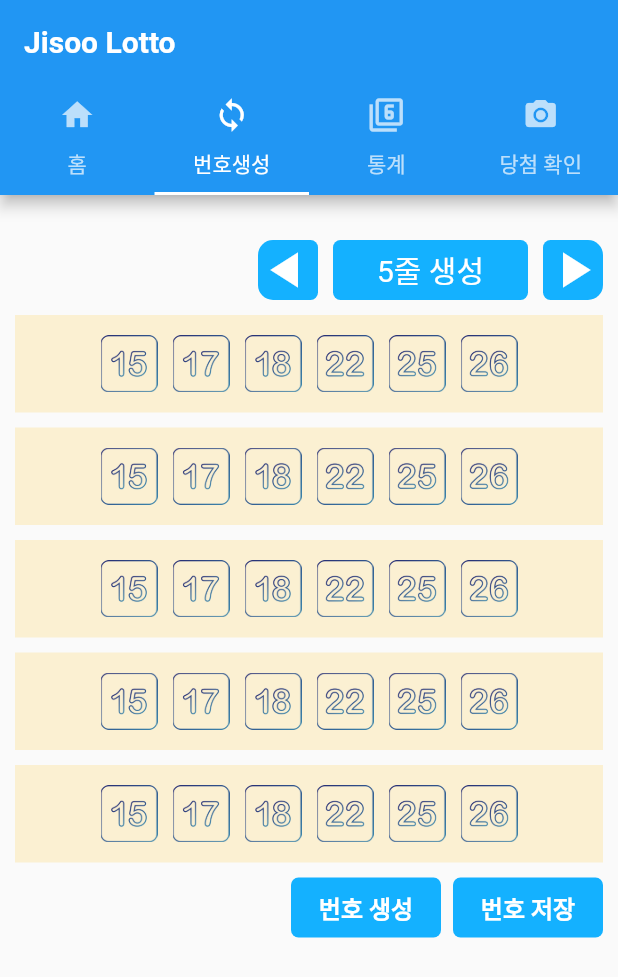
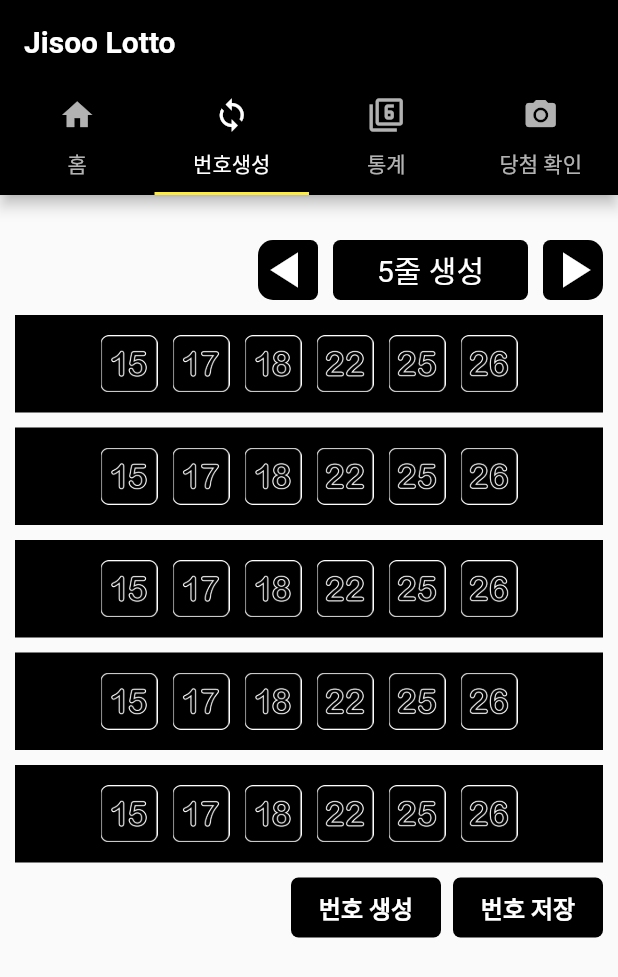
Before and after one commit to jisoo94/flutter_lotto, a Flutter app: the screen it shows after launch, tab 2 chosen, on a phone screen of 412 x 824 dp. Shown: the top 977 px of the screen. Run offline on Flutter 3.47's test engine with Material 2 defaults, Android fonts, the light colour scheme and no system bars; our stand-ins replace hexcolor, image_picker; missing offline and left inert: qr_code_scanner; network calls fail.

Commit message:
black & white

```diff
--- a/lotto/lib/generate_page.dart
+++ b/lotto/lib/generate_page.dart
@@ -72,7 +72,7 @@ class _GeneratePageState extends State<GeneratePage> {
                   },
                   child: Container(
                     decoration: BoxDecoration(
-                      color: HexColor('#14B1FF'),
+                      color: HexColor('#000000'),
                       borderRadius: const BorderRadius.only(
                         topLeft: Radius.circular(10.0),
                         bottomLeft: Radius.circular(10.0),
@@ -97,7 +97,7 @@ class _GeneratePageState extends State<GeneratePage> {
                   onTap: lottoNumberGenerate,
                   child: Container(
                     decoration: BoxDecoration(
-                      color: HexColor('#14B1FF'),
+                      color: HexColor('#000000'),
                       borderRadius: BorderRadius.circular(5),
                     ),
                     alignment: Alignment.center,
@@ -130,7 +130,7 @@ class _GeneratePageState extends State<GeneratePage> {
                   },
                   child: Container(
                     decoration: BoxDecoration(
-                        color: HexColor('#14B1FF'),
+                        color: HexColor('#000000'),
                         borderRadius: const BorderRadius.only(
                           topRight: Radius.circular(10.0),
                           bottomRight: Radius.circular(10.0),
@@ -152,7 +152,7 @@ class _GeneratePageState extends State<GeneratePage> {
             Container(
               width: screenWidth,
               height: 65.0,
-              color: HexColor('#FFBB00').withOpacity(0.16),
+              color: HexColor('#000000'),
               child: Padding(
                 padding: const EdgeInsets.all(5.0),
                 child: generateLottoImage(0, isActivated[0], screenWidth, 65.0),
@@ -162,7 +162,7 @@ class _GeneratePageState extends State<GeneratePage> {
             Container(
               width: screenWidth,
               height: 65.0,
-              color: HexColor('#FFBB00').withOpacity(0.16),
+              color: HexColor('#000000'),
               child: Padding(
                 padding: const EdgeInsets.all(5.0),
                 child: generateLottoImage(1, isActivated[1], screenWidth, 65.0),
@@ -172,7 +172,7 @@ class _GeneratePageState extends State<GeneratePage> {
             Container(
               width: screenWidth,
               height: 65.0,
-              color: HexColor('#FFBB00').withOpacity(0.16),
+              color: HexColor('#000000'),
               child: Padding(
                 padding: const EdgeInsets.all(5.0),
                 child: generateLottoImage(2, isActivated[2], screenWidth, 65.0),
@@ -182,7 +182,7 @@ class _GeneratePageState extends State<GeneratePage> {
             Container(
               width: screenWidth,
               height: 65.0,
-              color: HexColor('#FFBB00').withOpacity(0.16),
+              color: HexColor('#000000'),
               child: Padding(
                 padding: const EdgeInsets.all(5.0),
                 child: generateLottoImage(3, isActivated[3], screenWidth, 65.0),
@@ -192,7 +192,7 @@ class _GeneratePageState extends State<GeneratePage> {
             Container(
               width: screenWidth,
               height: 65.0,
-              color: HexColor('#FFBB00').withOpacity(0.16),
+              color: HexColor('#000000'),
               child: Padding(
                 padding: const EdgeInsets.all(5.0),
                 child: generateLottoImage(4, isActivated[4], screenWidth, 65.0),
@@ -206,7 +206,7 @@ class _GeneratePageState extends State<GeneratePage> {
                   onTap: lottoNumberGenerate,
                   child: Container(
                     decoration: BoxDecoration(
-                        color: HexColor('#14B1FF'),
+                        color: HexColor('#000000'),
                         borderRadius: BorderRadius.circular(5)),
                     alignment: const Alignment(0.0, 0.0),
                     width: 100,
@@ -223,7 +223,7 @@ class _GeneratePageState extends State<GeneratePage> {
                 const Padding(padding: EdgeInsets.all(4.0)),
                 Container(
                   decoration: BoxDecoration(
-                    color: HexColor('#14B1FF'),
+                    color: HexColor('#000000'),
                     borderRadius: BorderRadius.circular(5),
                   ),
                   alignment: const Alignment(0.0, 0.0),
@@ -269,23 +269,41 @@ class _GeneratePageState extends State<GeneratePage> {
         child: Row(
           mainAxisAlignment: MainAxisAlignment.center,
           children: [
-            Image.asset('assets/image/${randworld[row][0]}.png',
-                width: 38, height: 38),
+            Image.asset(
+                color: HexColor('#FFFFFF'),
+                'assets/image/${randworld[row][0]}.png',
+                width: 38,
+                height: 38),
             const Padding(padding: EdgeInsets.all(5.0)),
-            Image.asset('assets/image/${randworld[row][1]}.png',
-                width: 38, height: 38),
+            Image.asset(
+                color: HexColor('#FFFFFF'),
+                'assets/image/${randworld[row][1]}.png',
+                width: 38,
+                height: 38),
             const Padding(padding: EdgeInsets.all(5.0)),
-            Image.asset('assets/image/${randworld[row][2]}.png',
-                width: 38, height: 38),
+            Image.asset(
+                color: HexColor('#FFFFFF'),
+                'assets/image/${randworld[row][2]}.png',
+                width: 38,
+                height: 38),
             const Padding(padding: EdgeInsets.all(5.0)),
-            Image.asset('assets/image/${randworld[row][3]}.png',
-                width: 38, height: 38),
+            Image.asset(
+                color: HexColor('#FFFFFF'),
+                'assets/image/${randworld[row][3]}.png',
+                width: 38,
+                height: 38),
             const Padding(padding: EdgeInsets.all(5.0)),
-            Image.asset('assets/image/${randworld[row][4]}.png',
-                width: 38, height: 38),
+            Image.asset(
+                color: HexColor('#FFFFFF'),
+                'assets/image/${randworld[row][4]}.png',
+                width: 38,
+                height: 38),
             const Padding(padding: EdgeInsets.all(5.0)),
-            Image.asset('assets/image/${randworld[row][5]}.png',
-                width: 38, height: 38),
+            Image.asset(
+                color: HexColor('#FFFFFF'),
+                'assets/image/${randworld[row][5]}.png',
+                width: 38,
+                height: 38),
           ],
         ),
       );
--- a/lotto/lib/home_page.dart
+++ b/lotto/lib/home_page.dart
@@ -1,6 +1,7 @@
 import 'dart:convert';
 
 import 'package:flutter/material.dart';
+import 'package:hexcolor/hexcolor.dart';
 import 'package:http/http.dart' as http;
 import 'package:url_launcher/url_launcher.dart';
 
@@ -80,12 +81,14 @@ class _HomePageState extends State<HomePage> {
   @override
   Widget build(BuildContext context) {
     return Scaffold(
-      body: Center(
+      body: Container(
+        color: HexColor('#FFFFFF'),
+        child: Center(
           child: SizedBox(
             height: 600,
             width: 350,
             child: Card(
-            color: const Color.fromARGB(255, 237, 247, 255),
+              color: HexColor('#000000'),
               shape: RoundedRectangleBorder(
                 borderRadius: BorderRadius.circular(16.0),
               ),
@@ -94,10 +97,12 @@ class _HomePageState extends State<HomePage> {
                 child: Column(
                     mainAxisAlignment: MainAxisAlignment.center,
                     children: [
-                    const Text(
+                      Text(
                         "이번주 로또 번호\n",
-                      style:
-                          TextStyle(fontSize: 20, fontWeight: FontWeight.bold),
+                        style: TextStyle(
+                            fontSize: 20,
+                            fontWeight: FontWeight.bold,
+                            color: HexColor('#FFFFFF')),
                       ),
                       FutureBuilder<Post>(
                         future: latest_number,
@@ -107,42 +112,52 @@ class _HomePageState extends State<HomePage> {
                               mainAxisAlignment: MainAxisAlignment.center,
                               children: [
                                 Image.asset(
+                                  color: HexColor('#FFFFFF'),
                                   'assets/image/${snapshot.data!.num1}.png',
                                   width: 40,
                                   height: 40,
                                 ),
                                 const SizedBox(width: 5),
                                 Image.asset(
+                                  color: HexColor('#FFFFFF'),
                                   'assets/image/${snapshot.data!.num2}.png',
                                   width: 40,
                                   height: 40,
                                 ),
                                 const SizedBox(width: 5),
                                 Image.asset(
+                                  color: HexColor('#FFFFFF'),
                                   'assets/image/${snapshot.data!.num3}.png',
                                   width: 40,
                                   height: 40,
                                 ),
                                 const SizedBox(width: 5),
                                 Image.asset(
+                                  color: HexColor('#FFFFFF'),
                                   'assets/image/${snapshot.data!.num4}.png',
                                   width: 40,
                                   height: 40,
                                 ),
                                 const SizedBox(width: 5),
                                 Image.asset(
+                                  color: HexColor('#FFFFFF'),
                                   'assets/image/${snapshot.data!.num5}.png',
                                   width: 40,
                                   height: 40,
                                 ),
                                 const SizedBox(width: 5),
                                 Image.asset(
+                                  color: HexColor('#FFFFFF'),
                                   'assets/image/${snapshot.data!.num6}.png',
                                   width: 40,
                                   height: 40,
                                 ),
-                              const Text(" + "),
+                                Text(
+                                  " + ",
+                                  style: TextStyle(color: HexColor('#FFFFFF')),
+                                ),
                                 Image.asset(
+                                  color: HexColor('#FFFFFF'),
                                   'assets/image/${snapshot.data!.numBonus}.png',
                                   width: 40,
                                   height: 40,
@@ -160,6 +175,7 @@ class _HomePageState extends State<HomePage> {
             ),
           ),
         ),
+      ),
     );
   }
 }
--- a/lotto/lib/main.dart
+++ b/lotto/lib/main.dart
@@ -12,7 +12,9 @@ class MyApp extends StatelessWidget {
   Widget build(BuildContext context) {
     return MaterialApp(
       title: "JisooApp",
-      theme: ThemeData(primarySwatch: Colors.blue),
+      theme: ThemeData(
+          colorScheme: ColorScheme.fromSwatch().copyWith(
+              primary: Color.fromARGB(255, 0, 0, 0), secondary: Colors.yellow)),
       debugShowCheckedModeBanner: false,
       // home: const MyHomePage(),
       home: const RootPage(),
```
Lines whose indentation alone changed are shown as unchanged.
